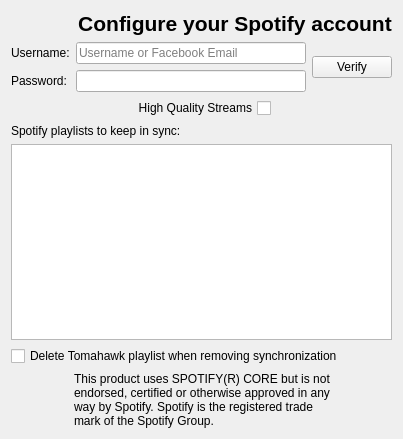
The window that src/accounts/spotify/SpotifyAccountConfig.ui (tomahawk-player/tomahawk) describes before a commit, drawn with Qt 5.
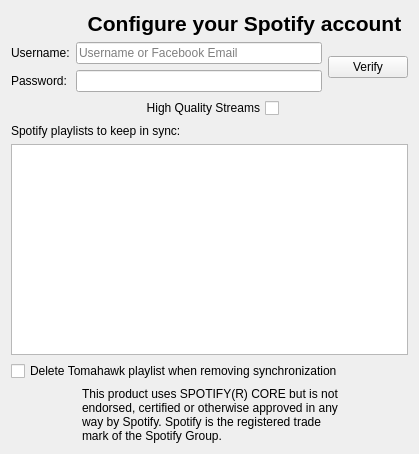
The same window after the commit. Icons and pictures are not drawn.

Diff of the .ui file:
```diff
--- a/src/accounts/spotify/SpotifyAccountConfig.ui
+++ b/src/accounts/spotify/SpotifyAccountConfig.ui
@@ -6,8 +6,8 @@
    <rect>
     <x>0</x>
     <y>0</y>
-    <width>403</width>
-    <height>439</height>
+    <width>419</width>
+    <height>454</height>
    </rect>
   </property>
   <property name="sizePolicy">
```
